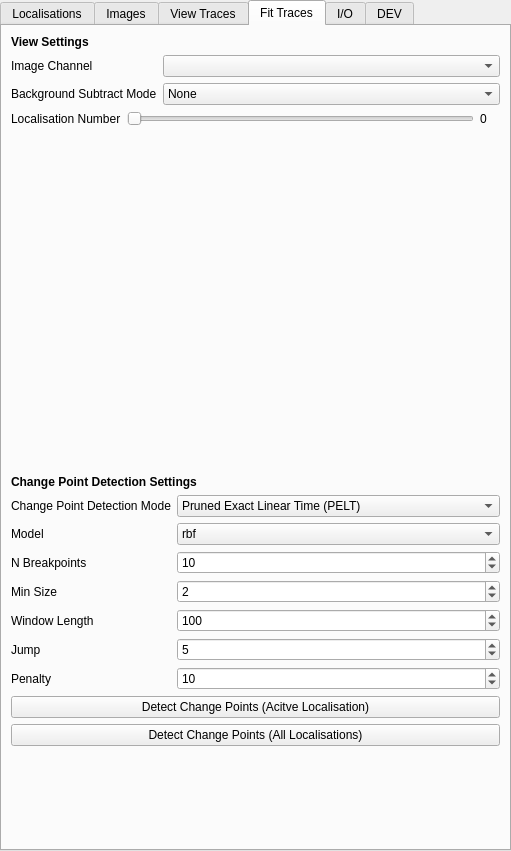
This is src/napari_gapseq/gapseq_ui.ui in piedrro/napari-GapSeq as Qt 5 draws it before an edit. The edited form follows.
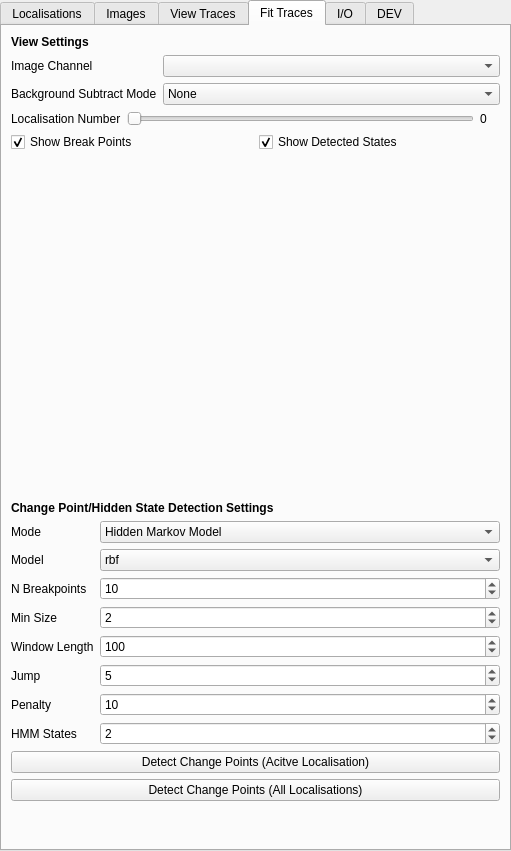
This is the edited form. The open tabs and pages were chosen to show the change.

Commit message: Added HMM models

Diff of the .ui file:
```diff
--- a/src/napari_gapseq/gapseq_ui.ui
+++ b/src/napari_gapseq/gapseq_ui.ui
@@ -1181,6 +1181,30 @@
       </item>
      </layout>
     </item>
+    <item>
+     <layout class="QGridLayout" name="gridLayout_8">
+      <item row="0" column="0">
+       <widget class="QCheckBox" name="show_cpd_breakpoints">
+        <property name="text">
+         <string>Show Break Points</string>
+        </property>
+        <property name="checked">
+         <bool>true</bool>
+        </property>
+       </widget>
+      </item>
+      <item row="0" column="1">
+       <widget class="QCheckBox" name="show_cpd_states">
+        <property name="text">
+         <string>Show Detected States</string>
+        </property>
+        <property name="checked">
+         <bool>true</bool>
+        </property>
+       </widget>
+      </item>
+     </layout>
+    </item>
     <item>
      <widget class="QWidget" name="fit_graph_container" native="true">
       <property name="sizePolicy">
@@ -1222,7 +1246,7 @@
        </font>
       </property>
       <property name="text">
-       <string>Change Point Detection Settings</string>
+       <string>Change Point/Hidden State Detection Settings</string>
       </property>
      </widget>
     </item>
@@ -1234,12 +1258,17 @@
       <item row="1" column="0">
        <widget class="QLabel" name="label_36">
         <property name="text">
-         <string>Change Point Detection Mode</string>
+         <string>Mode</string>
         </property>
        </widget>
       </item>
       <item row="1" column="1">
        <widget class="QComboBox" name="fit_cpd_mode">
+        <item>
+         <property name="text">
+          <string>Hidden Markov Model</string>
+         </property>
+        </item>
         <item>
          <property name="text">
           <string>Pruned Exact Linear Time (PELT)</string>
@@ -1396,6 +1425,26 @@
         </property>
        </widget>
       </item>
+      <item row="8" column="1">
+       <widget class="QSpinBox" name="fit_hmm_states">
+        <property name="minimum">
+         <number>1</number>
+        </property>
+        <property name="maximum">
+         <number>10</number>
+        </property>
+        <property name="value">
+         <number>2</number>
+        </property>
+       </widget>
+      </item>
+      <item row="8" column="0">
+       <widget class="QLabel" name="fit_hmm_states_label">
+        <property name="text">
+         <string>HMM States</string>
+        </property>
+       </widget>
+      </item>
      </layout>
     </item>
     <item>
```
Left out of the diff: 5 changed lines with no effect on the pictures. The commit also changes 3 other files.
